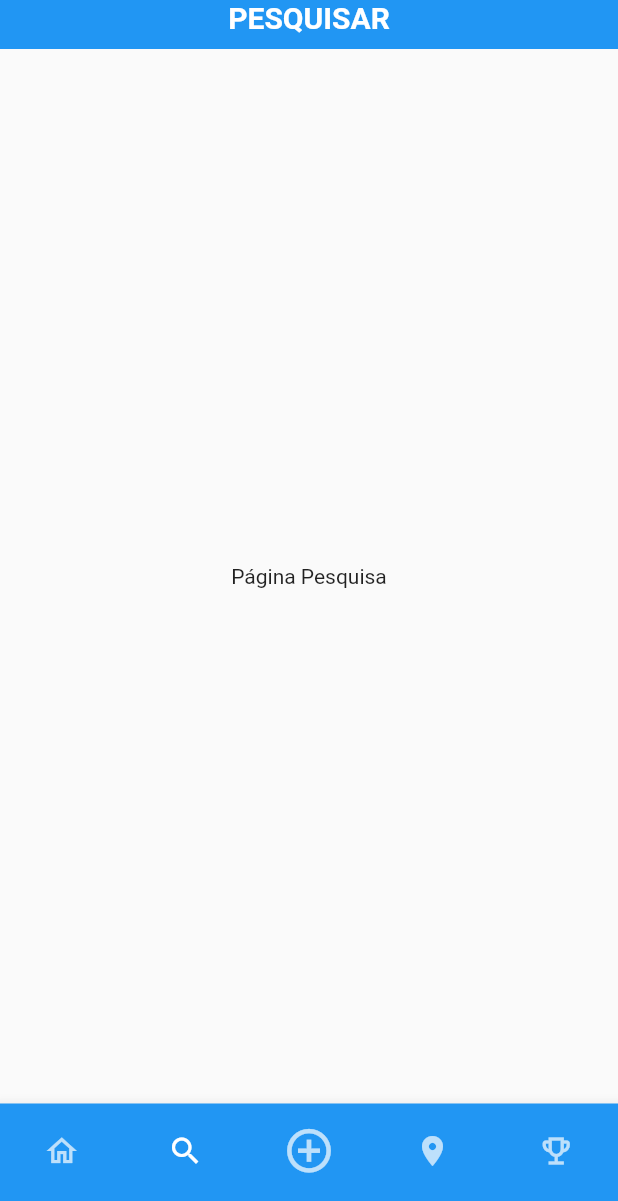
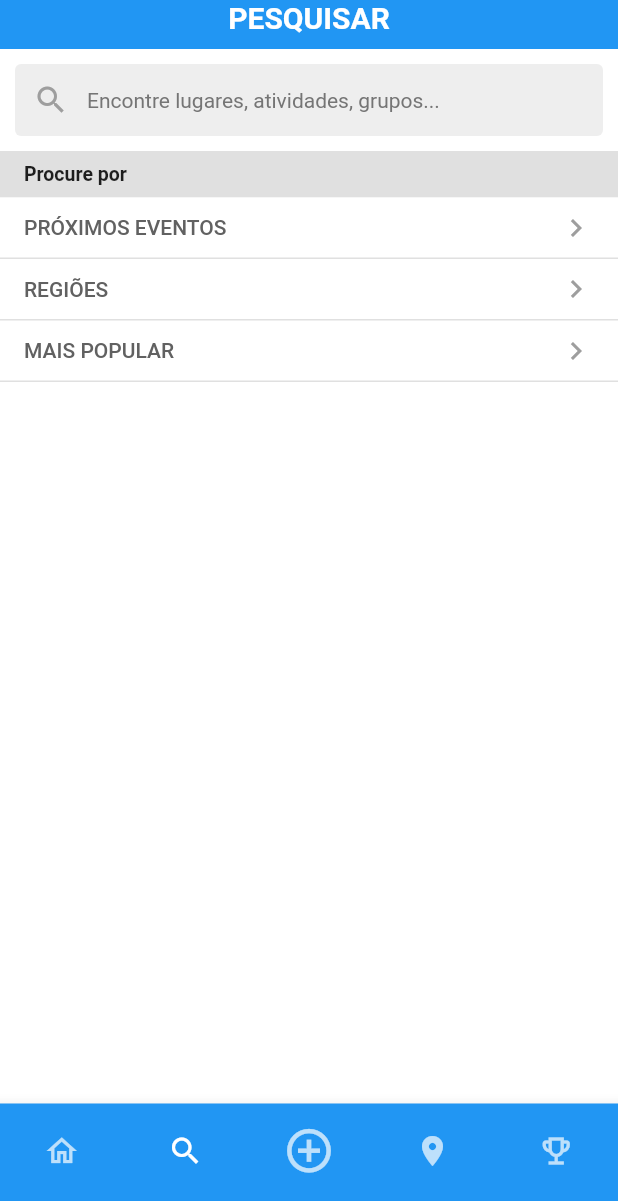
Before and after one commit to matheus-zampieri1/Projeto-Meu-bairro, a Flutter app: the MainScreen screen opened directly, item 2 of the bottom bar chosen, on a phone screen of 412 x 824 dp, the part 35-1236 px from its top. Run offline on Flutter 3.47's test engine with Material 3 defaults, Android fonts, the light colour scheme and no system bars; our stand-ins replace flutter_map, latlong2.

Commit message:
feat: adiciona telas de feed e pesquisa do prototipo de Santo Andre

```diff
--- a/lib/MainScreen.dart
+++ b/lib/MainScreen.dart
@@ -1,6 +1,7 @@
 import 'package:flutter/material.dart';
-// Certifique-se que o nome do arquivo abaixo está correto no seu projeto
+import 'tela_pesquisa.dart';
 import 'tela_mapa.dart';
+import 'tela_feed.dart'; // 1. ALTERAÇÃO: Importando a tela de feed criada
 
 // 1. Você precisa definir a classe MainScreen antes do _MainScreenState
 class MainScreen extends StatefulWidget {
@@ -21,12 +22,11 @@ class _MainScreenState extends State<MainScreen> {
     'RANKING',
   ];
 
-  // 2. REMOVIDO o 'const' global da lista para permitir o MapaTela()
   late final List<Widget> _paginas = [
-    const Center(child: Text('Página Home')),
-    const Center(child: Text('Página Pesquisa')),
+    const TelaFeed(),
+    const TelaPesquisa(),
     const Center(child: Text('Adicionar Publicação')),
-     MapaTela(), // 3. MapaTela NÃO pode ter 'const' na frente
+    MapaTela(),
     const Center(child: Text('Página Ranking')),
   ];
 
--- a/lib/main.dart
+++ b/lib/main.dart
@@ -1,5 +1,5 @@
 import 'package:flutter/material.dart';
-import 'tela_login.dart'; // Importa a tela inicial de login
+import 'tela_login.dart';
 
 void main() {
   runApp(const MeuApp());
@@ -17,7 +17,6 @@ class MeuApp extends StatelessWidget {
         primarySwatch: Colors.blue,
         useMaterial3: false,
       ),
-      // Definimos a TelaLogin como a tela inicial
       home: const TelaLogin(),
     );
   }
--- /dev/null
+++ b/lib/tela_pesquisa.dart
@@ -0,0 +1,93 @@
+import 'package:flutter/material.dart';
+
+class TelaPesquisa extends StatelessWidget {
+  const TelaPesquisa({super.key});
+
+  @override
+  Widget build(BuildContext context) {
+    return Column(
+      crossAxisAlignment: CrossAxisAlignment.start,
+      children: [
+        // 1. Barra de Busca Superior (Input de Texto)
+        Container(
+          padding: const EdgeInsets.all(10.0),
+          color: Colors.white,
+          child: TextField(
+            decoration: InputDecoration(
+              hintText: 'Encontre lugares, atividades, grupos...',
+              hintStyle: TextStyle(color: Colors.grey[600], fontSize: 14),
+              prefixIcon: const Icon(Icons.search, color: Colors.grey),
+              filled: true,
+              fillColor: Colors.grey[200],
+              contentPadding: const EdgeInsets.symmetric(vertical: 0),
+              border: OutlineInputBorder(
+                borderRadius: BorderRadius.circular(4),
+                borderSide: BorderSide.none,
+              ),
+            ),
+          ),
+        ),
+
+        // 2. Banner/Header Cinza "Procure por"
+        Container(
+          width: double.infinity,
+          padding: const EdgeInsets.symmetric(horizontal: 16.0, vertical: 8.0),
+          color: Colors.grey[300],
+          child: const Text(
+            'Procure por',
+            style: TextStyle(
+              fontWeight: FontWeight.bold,
+              color: Colors.black87,
+              fontSize: 13,
+            ),
+          ),
+        ),
+
+        // 3. Lista de Categorias com Linhas Divisórias
+        Expanded(
+          child: Container(
+            color: Colors.white,
+            child: ListView(
+              padding: EdgeInsets.zero,
+              children: [
+                _buildCategoryItem('PRÓXIMOS EVENTOS', () {
+                  // Ação futura para abrir eventos de Santo André
+                }),
+                const Divider(height: 1, thickness: 1),
+                _buildCategoryItem('REGIÕES', () {
+                  // Ação futura para filtrar por bairros (Bairro Jardim, Centro, etc)
+                }),
+                const Divider(height: 1, thickness: 1),
+                _buildCategoryItem('MAIS POPULAR', () {
+                  // Ação futura
+                }),
+                const Divider(height: 1, thickness: 1),
+              ],
+            ),
+          ),
+        ),
+      ],
+    );
+  }
+
+  // Função auxiliar para construir cada linha de categoria exatamente como no print
+  Widget _buildCategoryItem(String title, VoidCallback onTap) {
+    return ListTile(
+      title: Text(
+        title,
+        style: TextStyle(
+          color: Colors.grey[700],
+          fontSize: 14,
+          fontWeight: FontWeight.w500,
+        ),
+      ),
+      trailing: const Icon(
+        Icons.chevron_right,
+        color: Colors.grey,
+      ),
+      dense: true,
+      visualDensity: VisualDensity.compact,
+      onTap: onTap,
+    );
+  }
+}
```
Also changed, not shown: lib/tela_feed.dart (added, +217 -0 lines).
